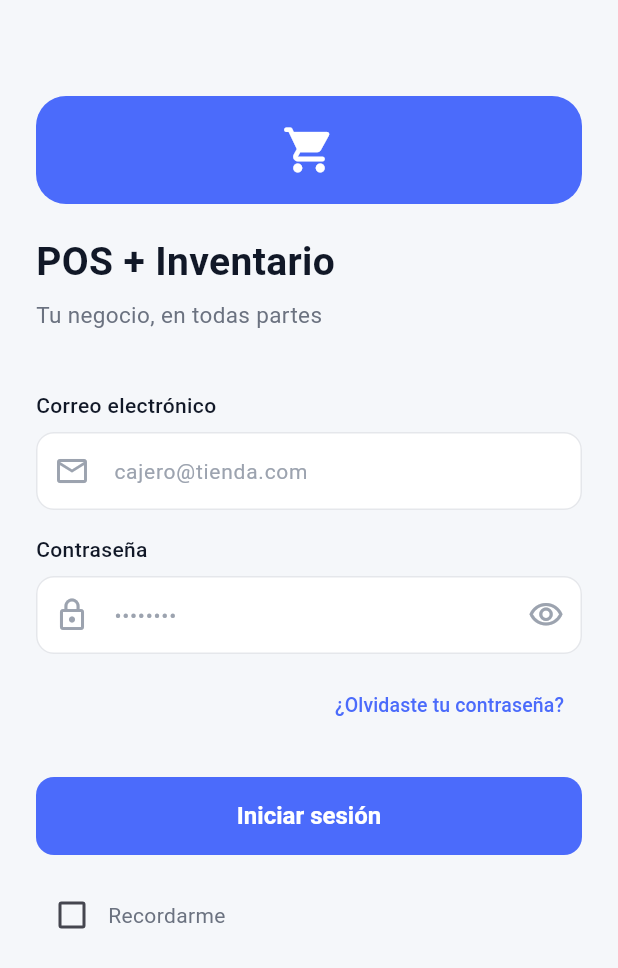
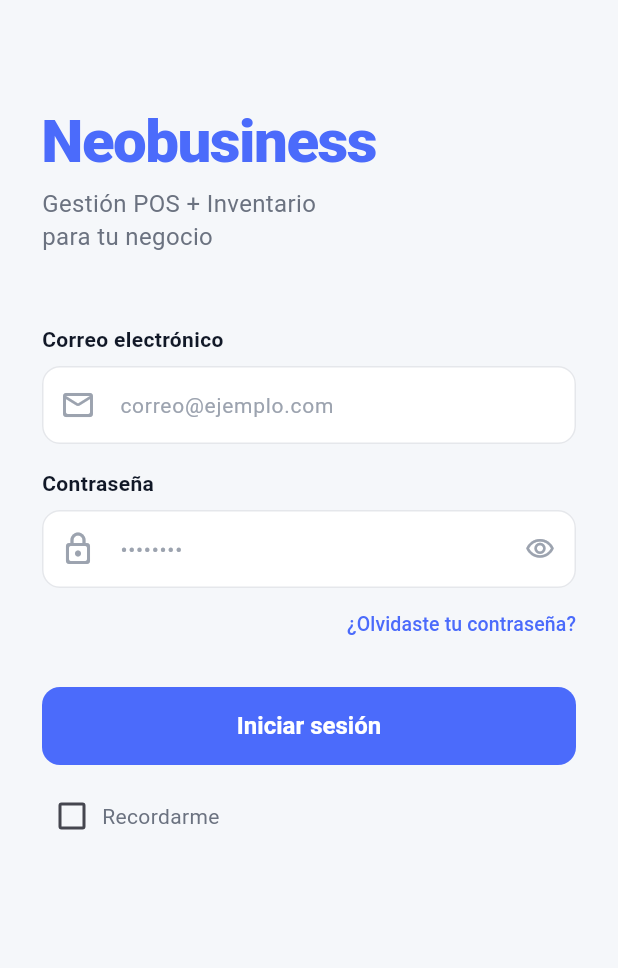
Before and after one commit to manuelberganza-dev/neoscan_business, a Flutter app: the screen it shows after launch, on a phone screen of 412 x 824 dp. Shown: the top 968 px of the screen. Run offline on Flutter 3.47's test engine with Material 3 defaults, Android fonts, the phone set to English and light mode, and no system bars; our stand-ins replace dio, flutter_riverpod, flutter_secure_storage, go_router; missing offline and left inert: mobile_scanner.

Commit message:
Cambio grafico en la pantalla Login, y arreglando fix de iniciar sesion

```diff
--- a/lib/features/auth/ui/login_screen.dart
+++ b/lib/features/auth/ui/login_screen.dart
@@ -18,6 +18,7 @@
   final _passwordCtrl = TextEditingController();
   bool _obscurePassword = true;
   bool _rememberMe = false;
+  String? _errorMessage; // inline error shown below the button
 
   @override
   void dispose() {
@@ -26,80 +27,64 @@
     super.dispose();
   }
 
-  Future<void> _submit() async {
-    if (!_formKey.currentState!.validate()) return;
-    await ref.read(authViewModelProvider.notifier).login(
-          _emailCtrl.text.trim(),
-          _passwordCtrl.text,
-        );
-    if (!mounted) return;
-    final state = ref.read(authViewModelProvider);
-    state.when(
-      data: (user) {
-        if (user != null) context.go('/home');
-      },
-      error: (e, _) => _showError(e.toString()),
-      loading: () {},
-    );
-  }
-
-  void _showError(String msg) {
-    ScaffoldMessenger.of(context).showSnackBar(
-      SnackBar(
-        content: Text(msg),
-        backgroundColor: AppColors.danger,
-        behavior: SnackBarBehavior.floating,
-        shape: RoundedRectangleBorder(borderRadius: BorderRadius.circular(10)),
-      ),
-    );
-  }
-
   @override
   Widget build(BuildContext context) {
     final authState = ref.watch(authViewModelProvider);
     final isLoading = authState is AsyncLoading;
 
+    // ── Reactive navigation ──────────────────────────────────────────────────
+    // Using ref.listen avoids the race condition between the router's
+    // refreshListenable and a manual context.go() call.
+    ref.listen(authViewModelProvider, (prev, next) {
+      next.when(
+        data: (user) {
+          if (user != null && mounted) context.go('/home');
+        },
+        error: (e, _) {
+          if (mounted) {
+            setState(() => _errorMessage = e.toString());
+          }
+        },
+        loading: () {},
+      );
+    });
+
     return Scaffold(
       backgroundColor: AppColors.background,
       body: SafeArea(
         child: SingleChildScrollView(
-          padding: const EdgeInsets.symmetric(horizontal: 24),
+          padding: const EdgeInsets.symmetric(horizontal: 28),
           child: Form(
             key: _formKey,
             child: Column(
               crossAxisAlignment: CrossAxisAlignment.stretch,
               children: [
-                const SizedBox(height: 64),
-                // Logo
-                Container(
-                  width: 72,
-                  height: 72,
-                  decoration: BoxDecoration(
+                const SizedBox(height: 72),
+
+                // ── Brand header ───────────────────────────────────────────
+                const Text(
+                  'Neobusiness',
+                  style: TextStyle(
+                    fontSize: 40,
+                    fontWeight: FontWeight.w800,
                     color: AppColors.primary,
-                    borderRadius: BorderRadius.circular(20),
-                  ),
-                  child: const Icon(Icons.shopping_cart_rounded,
-                      color: Colors.white, size: 36),
-                ),
-                const SizedBox(height: 20),
-                const Text(
-                  'POS + Inventario',
-                  style: TextStyle(
-                    fontSize: 26,
-                    fontWeight: FontWeight.w700,
-                    color: AppColors.textPrimary,
+                    letterSpacing: -1,
+                    height: 1.1,
                   ),
                 ),
-                const SizedBox(height: 6),
+                const SizedBox(height: 8),
                 const Text(
-                  'Tu negocio, en todas partes',
+                  'Gestión POS + Inventario\npara tu negocio',
                   style: TextStyle(
-                    fontSize: 15,
+                    fontSize: 16,
                     color: AppColors.textSecondary,
+                    height: 1.4,
                   ),
                 ),
-                const SizedBox(height: 40),
-                // Email
+
+                const SizedBox(height: 48),
+
+                // ── Email ──────────────────────────────────────────────────
                 _label('Correo electrónico'),
                 const SizedBox(height: 8),
                 TextFormField(
@@ -107,20 +92,23 @@
                   keyboardType: TextInputType.emailAddress,
                   textInputAction: TextInputAction.next,
                   autocorrect: false,
+                  onChanged: (_) {
+                    if (_errorMessage != null) setState(() => _errorMessage = null);
+                  },
                   validator: (v) {
-                    if (v == null || v.trim().isEmpty) {
-                      return 'Ingresa tu correo';
-                    }
+                    if (v == null || v.trim().isEmpty) return 'Ingresa tu correo';
                     return null;
                   },
                   decoration: const InputDecoration(
-                    hintText: 'cajero@tienda.com',
-                    prefixIcon:
-                        Icon(Icons.mail_outline, color: AppColors.textLight),
+                    hintText: 'correo@ejemplo.com',
+                    prefixIcon: Icon(Icons.mail_outline_rounded,
+                        color: AppColors.textLight),
                   ),
                 ),
+
                 const SizedBox(height: 16),
-                // Password
+
+                // ── Password ───────────────────────────────────────────────
                 _label('Contraseña'),
                 const SizedBox(height: 8),
                 TextFormField(
@@ -128,13 +116,16 @@
                   obscureText: _obscurePassword,
                   textInputAction: TextInputAction.done,
                   onFieldSubmitted: (_) => _submit(),
+                  onChanged: (_) {
+                    if (_errorMessage != null) setState(() => _errorMessage = null);
+                  },
                   validator: (v) {
                     if (v == null || v.isEmpty) return 'Ingresa tu contraseña';
                     return null;
                   },
                   decoration: InputDecoration(
                     hintText: '••••••••',
-                    prefixIcon: const Icon(Icons.lock_outline,
+                    prefixIcon: const Icon(Icons.lock_outline_rounded,
                         color: AppColors.textLight),
                     suffixIcon: IconButton(
                       icon: Icon(
@@ -142,36 +133,79 @@
                             ? Icons.visibility_outlined
                             : Icons.visibility_off_outlined,
                         color: AppColors.textLight,
+                        size: 20,
                       ),
                       onPressed: () =>
                           setState(() => _obscurePassword = !_obscurePassword),
                     ),
                   ),
                 ),
-                const SizedBox(height: 10),
+
+                const SizedBox(height: 6),
                 Align(
                   alignment: Alignment.centerRight,
                   child: TextButton(
                     onPressed: () {},
+                    style: TextButton.styleFrom(
+                      padding: EdgeInsets.zero,
+                      minimumSize: const Size(0, 36),
+                      tapTargetSize: MaterialTapTargetSize.shrinkWrap,
+                    ),
                     child: const Text(
                       '¿Olvidaste tu contraseña?',
-                      style: TextStyle(
-                          color: AppColors.primary, fontSize: 13),
+                      style: TextStyle(color: AppColors.primary, fontSize: 13),
                     ),
                   ),
                 ),
+
+                // ── Inline error ───────────────────────────────────────────
+                if (_errorMessage != null) ...[
+                  const SizedBox(height: 8),
+                  Container(
+                    padding: const EdgeInsets.symmetric(
+                        horizontal: 14, vertical: 10),
+                    decoration: BoxDecoration(
+                      color: AppColors.danger.withValues(alpha: 0.08),
+                      borderRadius: BorderRadius.circular(10),
+                      border: Border.all(
+                          color: AppColors.danger.withValues(alpha: 0.3)),
+                    ),
+                    child: Row(
+                      crossAxisAlignment: CrossAxisAlignment.start,
+                      children: [
+                        const Icon(Icons.error_outline_rounded,
+                            color: AppColors.danger, size: 18),
+                        const SizedBox(width: 8),
+                        Expanded(
+                          child: Text(
+                            _errorMessage!,
+                            style: const TextStyle(
+                                color: AppColors.danger,
+                                fontSize: 13,
+                                height: 1.4),
+                          ),
+                        ),
+                      ],
+                    ),
+                  ),
+                ],
+
                 const SizedBox(height: 24),
+
+                // ── Submit ─────────────────────────────────────────────────
                 PrimaryButton(
                   label: 'Iniciar sesión',
                   isLoading: isLoading,
                   onPressed: _submit,
                 ),
-                const SizedBox(height: 16),
+
+                const SizedBox(height: 14),
                 Row(
                   children: [
                     Checkbox(
                       value: _rememberMe,
                       activeColor: AppColors.primary,
+                      materialTapTargetSize: MaterialTapTargetSize.shrinkWrap,
                       onChanged: (v) =>
                           setState(() => _rememberMe = v ?? false),
                     ),
@@ -187,11 +221,21 @@
     );
   }
 
+  Future<void> _submit() async {
+    if (!_formKey.currentState!.validate()) return;
+    setState(() => _errorMessage = null);
+    await ref.read(authViewModelProvider.notifier).login(
+          _emailCtrl.text.trim(),
+          _passwordCtrl.text,
+        );
+    // Navigation is handled by ref.listen above — no manual context.go needed.
+  }
+
   Widget _label(String text) => Text(
         text,
         style: const TextStyle(
           fontSize: 14,
-          fontWeight: FontWeight.w500,
+          fontWeight: FontWeight.w600,
           color: AppColors.textPrimary,
         ),
       );
```
Also changed, not shown: lib/core/network/dio_client.dart (+43 -10 lines), lib/features/auth/auth_repository.dart (+29 -11 lines).
